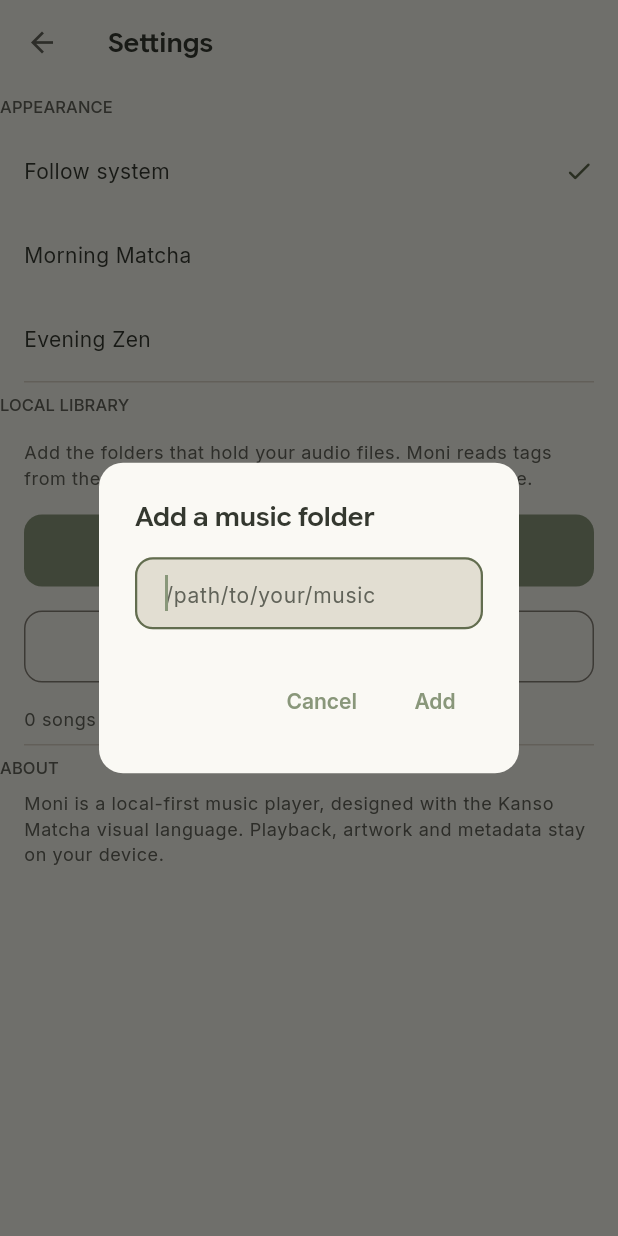
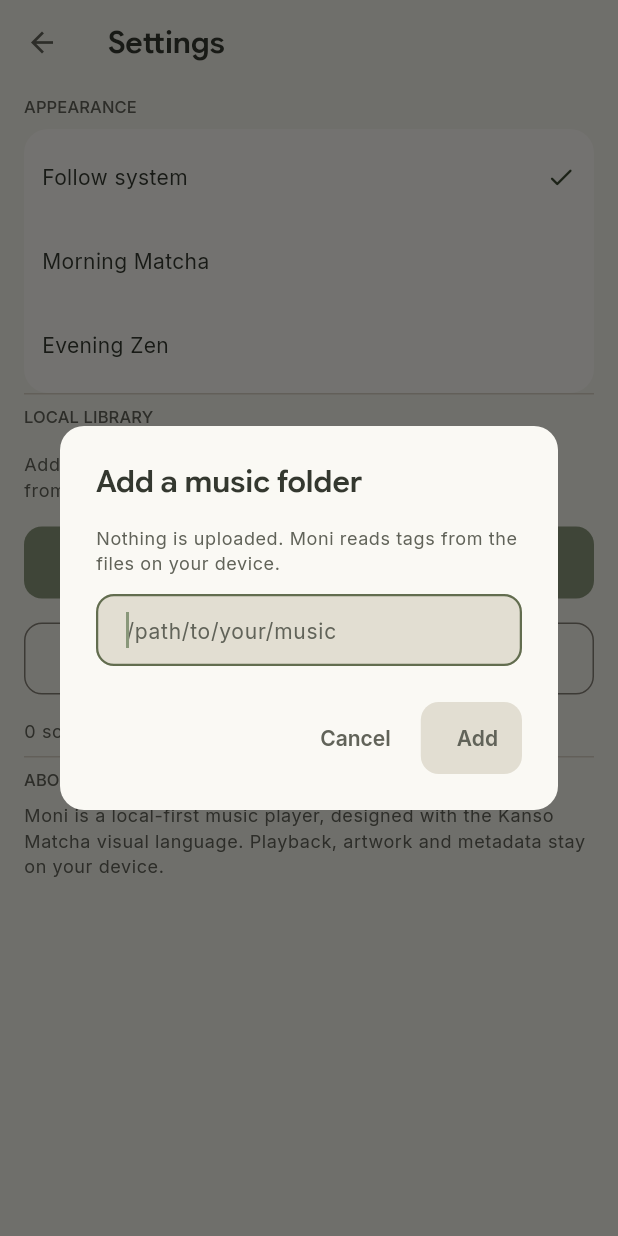
Before and after one commit to dunecache/moni, a Flutter app: the SettingsScreen screen opened directly, after a tap on "Add folder", on a phone screen of 412 x 824 dp. Run offline on Flutter 3.47's test engine with Material 3 defaults, Android fonts, the phone set to English and light mode, and no system bars; our stand-ins replace audio_service, flutter_riverpod, just_audio, shared_preferences; missing offline and left inert: audio_metadata_reader, audio_session; accounts and stored records are empty.

Commit message:
feat: apply UI/UX audit polish pass (P1-P3)
Implements the audit recommendations: theme-invariant on-accent ink, inset overlines, neutral dialog with clear action hierarchy, empty-state CTAs, bordered search field, distinct light-theme selection tokens, grouped theme selector, scan/error states, and path validation. Adds token/contrast regression tests.

```diff
--- a/lib/kanso/kanso_widgets.dart
+++ b/lib/kanso/kanso_widgets.dart
@@ -72,7 +72,11 @@ class KansoIconButton extends StatelessWidget {
         height: KansoSpace.touch,
         child: IconButton(
           icon: Icon(icon, size: size),
-          color: selected ? k.accentStrong : k.textSecondary,
+          color: onPressed == null
+              ? k.textSecondary.withOpacity(0.4)
+              : selected
+                  ? k.accentStrong
+                  : k.textSecondary,
           onPressed: onPressed,
           tooltip: '',
           constraints: const BoxConstraints(minWidth: KansoSpace.touch, minHeight: KansoSpace.touch),
@@ -106,7 +110,7 @@ class KansoPrimaryButton extends StatelessWidget {
       label: Text(label),
       style: FilledButton.styleFrom(
         backgroundColor: k.accentPrimary,
-        foregroundColor: k.background,
+        foregroundColor: k.onAccent,
         disabledBackgroundColor: k.surfaceSunken,
         disabledForegroundColor: k.textMuted,
         minimumSize: const Size(0, KansoSpace.touch),
@@ -125,16 +129,21 @@ class KansoSectionHeader extends StatelessWidget {
     required this.title,
     this.actionLabel,
     this.onAction,
+    this.inset = true,
   });
 
   final String title;
   final String? actionLabel;
   final VoidCallback? onAction;
 
+  /// Whether to apply the screen horizontal inset. Set to false only when the
+  /// parent already pads its children (e.g. a padded ListView).
+  final bool inset;
+
   @override
   Widget build(BuildContext context) {
     final k = context.kanso;
-    return Padding(
+    final header = Padding(
       padding: const EdgeInsets.symmetric(vertical: KansoSpace.sm),
       child: Row(
         children: [
@@ -156,6 +165,12 @@ class KansoSectionHeader extends StatelessWidget {
         ],
       ),
     );
+    return inset
+        ? Padding(
+            padding: const EdgeInsets.symmetric(horizontal: KansoSpace.page),
+            child: header,
+          )
+        : header;
   }
 }
 
@@ -185,7 +200,7 @@ class KansoEmptyState extends StatelessWidget {
         child: Column(
           mainAxisSize: MainAxisSize.min,
           children: [
-            Icon(icon, size: 40, color: k.accentSecondary),
+            Icon(icon, size: 56, color: k.accentSecondary),
             const SizedBox(height: KansoSpace.lg),
             Text(title, style: Theme.of(context).textTheme.titleLarge, textAlign: TextAlign.center),
             const SizedBox(height: KansoSpace.sm),
--- a/lib/ui/screens/now_playing_screen.dart
+++ b/lib/ui/screens/now_playing_screen.dart
@@ -152,7 +152,7 @@ class _PlayPauseButton extends StatelessWidget {
         onPressed: () => onPressed(),
         style: FilledButton.styleFrom(
           backgroundColor: k.accentPrimary,
-          foregroundColor: k.background,
+          foregroundColor: k.onAccent,
           shape: const CircleBorder(),
           padding: EdgeInsets.zero,
         ),
--- a/lib/ui/screens/settings_screen.dart
+++ b/lib/ui/screens/settings_screen.dart
@@ -5,6 +5,7 @@ import '../../kanso/kanso_metrics.dart';
 import '../../kanso/kanso_tokens.dart';
 import '../../kanso/kanso_widgets.dart';
 import '../../state/app_providers.dart';
+import '../widgets/kanso_dialogs.dart';
 
 class SettingsScreen extends ConsumerWidget {
   const SettingsScreen({super.key});
@@ -87,6 +88,32 @@ class SettingsScreen extends ConsumerWidget {
               ],
             ),
           ),
+          if (library.error != null)
+            Padding(
+              padding: const EdgeInsets.symmetric(horizontal: KansoSpace.page, vertical: KansoSpace.xs),
+              child: Row(
+                crossAxisAlignment: CrossAxisAlignment.start,
+                children: [
+                  Padding(
+                    padding: const EdgeInsets.only(top: KansoSpace.xs),
+                    child: Icon(Icons.error_outline_rounded, size: 18, color: k.danger),
+                  ),
+                  const SizedBox(width: KansoSpace.sm),
+                  Expanded(
+                    child: Text(library.error!, style: text.bodySmall?.copyWith(color: k.danger)),
+                  ),
+                  SizedBox(
+                    width: KansoSpace.touch,
+                    height: KansoSpace.touch,
+                    child: IconButton(
+                      icon: const Icon(Icons.close_rounded, size: 18),
+                      tooltip: 'Dismiss error',
+                      onPressed: () => ref.read(libraryProvider.notifier).dismissError(),
+                    ),
+                  ),
+                ],
+              ),
+            ),
           if (library.isScanning)
             LinearProgressIndicator(
               value: library.progress,
@@ -95,8 +122,12 @@ class SettingsScreen extends ConsumerWidget {
             ),
           Padding(
             padding: const EdgeInsets.symmetric(horizontal: KansoSpace.page, vertical: KansoSpace.sm),
-            child: Text('${library.tracks.length} songs indexed',
-                style: text.bodySmall?.copyWith(color: k.textMuted)),
+            child: Text(
+              library.isScanning
+                  ? 'Scanning… ${library.tracks.length} found'
+                  : '${library.tracks.length} songs indexed',
+              style: text.bodySmall?.copyWith(color: k.textSecondary),
+            ),
           ),
           const Divider(indent: KansoSpace.page, endIndent: KansoSpace.page),
           KansoSectionHeader(title: 'About'),
@@ -114,24 +145,16 @@ class SettingsScreen extends ConsumerWidget {
   }
 
   static Future<void> _addFolder(BuildContext context, WidgetRef ref) async {
-    final controller = TextEditingController();
-    final path = await showDialog<String>(
+    final path = await showKansoInputDialog(
       context: context,
-      builder: (context) => AlertDialog(
-        title: const Text('Add a music folder'),
-        content: TextField(
-          controller: controller,
-          autofocus: true,
-          decoration: const InputDecoration(hintText: '/path/to/your/music'),
-        ),
-        actions: [
-          TextButton(onPressed: () => Navigator.pop(context), child: const Text('Cancel')),
-          TextButton(onPressed: () => Navigator.pop(context, controller.text), child: const Text('Add')),
-        ],
-      ),
+      title: 'Add a music folder',
+      hint: '/path/to/your/music',
+      actionLabel: 'Add',
+      helper: 'Nothing is uploaded. Moni reads tags from the files on your device.',
+      validate: validateMusicFolderPath,
     );
-    if (path == null || path.trim().isEmpty) return;
-    await ref.read(libraryProvider.notifier).addFolder(path.trim());
+    if (path == null) return;
+    await ref.read(libraryProvider.notifier).addFolder(path);
   }
 }
 
@@ -144,25 +167,35 @@ class _ThemeModeTile extends ConsumerWidget {
   Widget build(BuildContext context, WidgetRef ref) {
     final k = context.kanso;
     final current = ref.watch(themeModeProvider);
-    return Column(
-      children: [
-        for (final entry in const <(String, String)>[
-          ('system', 'Follow system'),
-          ('light', 'Morning Matcha'),
-          ('dark', 'Evening Zen'),
-        ])
-          ListTile(
-            contentPadding: const EdgeInsets.symmetric(horizontal: KansoSpace.page),
+    final rows = <Widget>[
+      for (final entry in const <(String, String)>[
+        ('system', 'Follow system'),
+        ('light', 'Morning Matcha'),
+        ('dark', 'Evening Zen'),
+      ])
+        Semantics(
+          container: true,
+          selected: current == entry.$1,
+          child: ListTile(
+            contentPadding: const EdgeInsets.symmetric(horizontal: KansoSpace.md),
             title: Text(entry.$2, style: Theme.of(context).textTheme.bodyMedium),
             trailing: current == entry.$1
-                ? Icon(Icons.check_rounded, color: k.accentStrong, size: 20)
+                ? Icon(Icons.check_rounded, color: k.selectedInk, size: 20)
                 : null,
             onTap: () {
               ref.read(themeModeProvider.notifier).state = entry.$1;
               ref.read(preferencesProvider).setThemeMode(entry.$1);
             },
           ),
-      ],
+        ),
+    ];
+    return Padding(
+      padding: const EdgeInsets.symmetric(horizontal: KansoSpace.page),
+      child: KansoSurface(
+        padding: const EdgeInsets.symmetric(vertical: KansoSpace.xs),
+        radius: KansoRadius.large,
+        child: Column(children: rows),
+      ),
     );
   }
 }
--- /dev/null
+++ b/lib/ui/widgets/kanso_dialogs.dart
@@ -0,0 +1,79 @@
+import 'package:flutter/material.dart';
+
+import '../../kanso/kanso_metrics.dart';
+import '../../kanso/kanso_tokens.dart';
+import '../../kanso/kanso_widgets.dart';
+
+/// One quiet input dialog for the whole app.
+///
+/// The surface comes from the theme's `surfaceElevated` role (a neutral tone),
+/// never from the saturated accent-family `floating` role. The submit action is
+/// the only filled button on the surface; Cancel is a plain text button, and
+/// submit stays disabled until something has been typed.
+Future<String?> showKansoInputDialog({
+  required BuildContext context,
+  required String title,
+  required String hint,
+  required String actionLabel,
+  String? helper,
+  String? Function(String value)? validate,
+}) async {
+  final controller = TextEditingController();
+  var value = '';
+  String? errorText;
+  try {
+    return await showDialog<String>(
+      context: context,
+      builder: (dialogContext) {
+        final k = dialogContext.kanso;
+        final text = Theme.of(dialogContext).textTheme;
+        return StatefulBuilder(
+          builder: (context, setState) => AlertDialog(
+            title: Text(title),
+            content: Column(
+              mainAxisSize: MainAxisSize.min,
+              crossAxisAlignment: CrossAxisAlignment.start,
+              children: [
+                if (helper != null) ...[
+                  Text(helper, style: text.bodySmall?.copyWith(color: k.textSecondary)),
+                  const SizedBox(height: KansoSpace.md),
+                ],
+                TextField(
+                  controller: controller,
+                  autofocus: true,
+                  onChanged: (input) => setState(() {
+                    value = input;
+                    errorText = validate?.call(input.trim());
+                  }),
+                  decoration: InputDecoration(hintText: hint, errorText: errorText),
+                ),
+              ],
+            ),
+            actions: [
+              TextButton(
+                onPressed: () => Navigator.pop(context),
+                style: TextButton.styleFrom(foregroundColor: k.textSecondary),
+                child: const Text('Cancel'),
+              ),
+              KansoPrimaryButton(
+                label: actionLabel,
+                onPressed: value.trim().isEmpty || validate?.call(value.trim()) != null
+                    ? null
+                    : () => Navigator.pop(context, value.trim()),
+              ),
+            ],
+          ),
+        );
+      },
+    );
+  } finally {
+    controller.dispose();
+  }
+}
+
+/// The local scanner reads filesystem paths, so `content://` tree URIs cannot
+/// be used here (see README). Fail early with a useful hint instead of adding
+/// a folder that can never be scanned.
+String? validateMusicFolderPath(String value) => value.startsWith('/')
+    ? null
+    : 'Enter an absolute path, e.g. /storage/emulated/0/Music';
```
Also changed, not shown: lib/kanso/kanso_theme.dart (+10 -9 lines), lib/kanso/kanso_tokens.dart (+14 -0 lines), lib/state/app_providers.dart (+26 -1 lines), lib/ui/screens/library_screen.dart (+19 -24 lines), lib/ui/screens/listen_screen.dart (+18 -3 lines), 3 other files.
